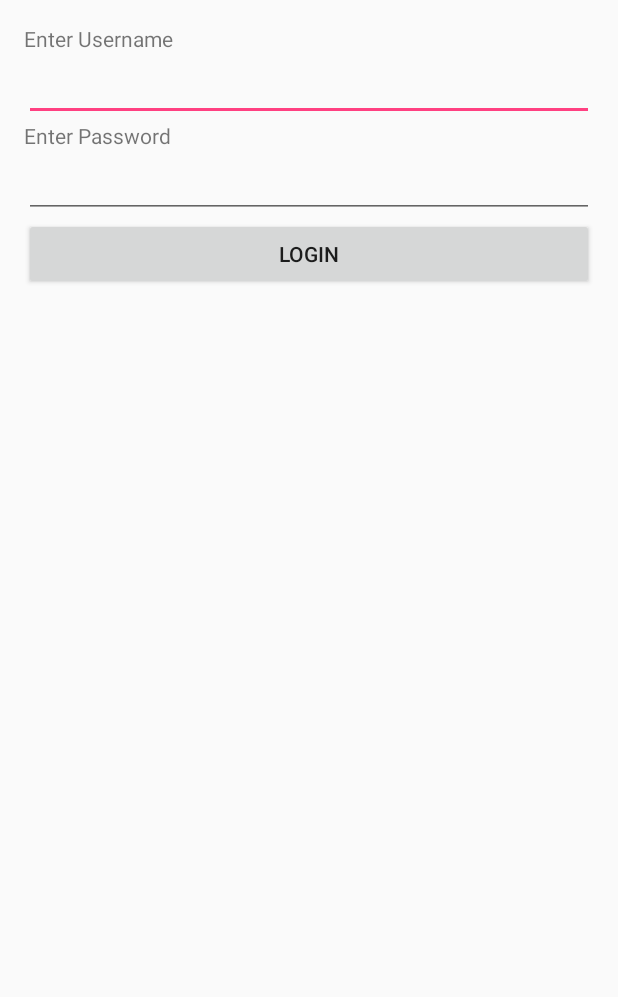
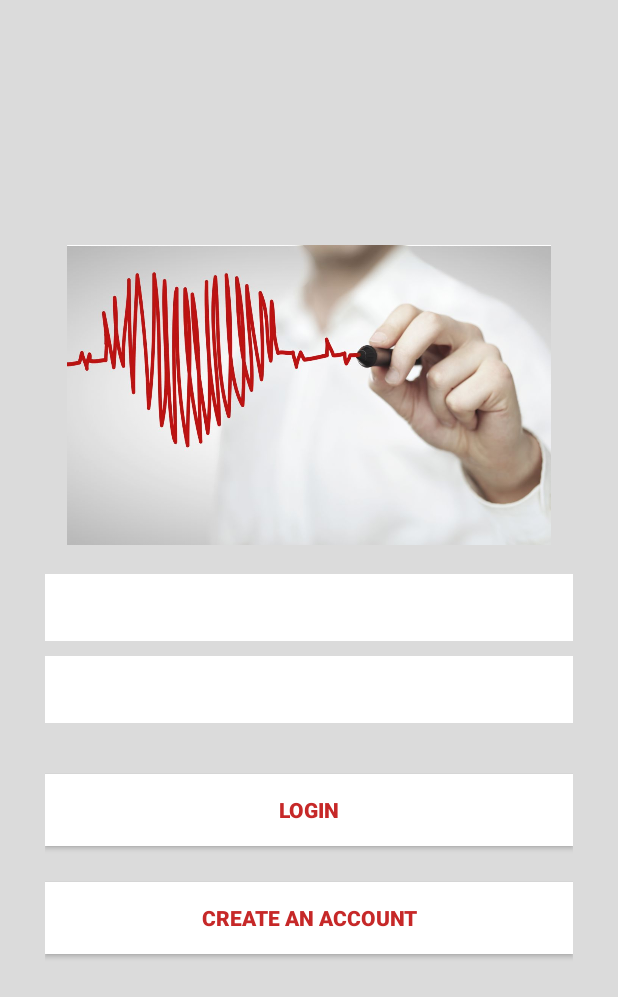
Before and after one commit to teamhealthwatch/HealthWatch, an Android app: the LoginActivity screen opened directly, with no data from a screen before it, on a phone screen of 412 x 824 dp. Shown: the top 997 px of the screen. Run offline under Robolectric (Android 15) with nearby library versions, the phone set to English and light mode, and no system bars; our stand-ins replace Volley.

Commit message:
Changed login page look

```diff
--- a/mobile/src/main/java/com/example/android/healthwatch/LoginActivity.java
+++ b/mobile/src/main/java/com/example/android/healthwatch/LoginActivity.java
@@ -43,10 +43,10 @@ public class LoginActivity extends AppCompatActivity implements View.OnClickList
         super.onCreate(savedInstanceState);
         setContentView(R.layout.activity_login);
 
-        editTextLogin = (EditText) findViewById(R.id.editTextUsername);
-        editTextPassword = (EditText) findViewById(R.id.editTextPassword);
+        editTextLogin = (EditText) findViewById(R.id.email);
+        editTextPassword = (EditText) findViewById(R.id.password);
 
-        buttonLogin = (Button) findViewById(R.id.buttonLogin);
+        buttonLogin = (Button) findViewById(R.id.btn_login);
 
         buttonLogin.setOnClickListener(this);
     }
--- a/mobile/src/main/res/layout/activity_emcontact.xml
+++ b/mobile/src/main/res/layout/activity_emcontact.xml
@@ -4,6 +4,7 @@
     android:layout_width="match_parent"
     android:layout_height="match_parent"
     android:orientation="vertical"
+    android:background="#DbDbDb"
     tools:context="com.example.android.healthwatch.EmContactActivity">
 
     <ImageView
@@ -11,9 +12,7 @@
         android:layout_width="479dp"
         android:layout_height="230dp"
         android:scaleType="centerCrop"
-        android:src="@drawable/login"
-        tools:layout_editor_absoluteX="-37dp"
-        tools:layout_editor_absoluteY="-44dp" />
+        android:src="@drawable/login"/>
 
     <LinearLayout
         android:layout_width="match_parent"
--- a/mobile/src/main/res/layout/activity_home_page.xml
+++ b/mobile/src/main/res/layout/activity_home_page.xml
@@ -1,7 +1,8 @@
 <LinearLayout xmlns:android="http://schemas.android.com/apk/res/android"
     xmlns:tools="http://schemas.android.com/tools" android:layout_width="match_parent"
     android:orientation="vertical"
-    android:layout_height="match_parent" android:paddingLeft="@dimen/activity_horizontal_margin"
+    android:layout_height="match_parent"
+    android:paddingLeft="@dimen/activity_horizontal_margin"
     android:paddingRight="@dimen/activity_horizontal_margin"
     android:paddingTop="@dimen/activity_vertical_margin"
     android:paddingBottom="@dimen/activity_vertical_margin"
--- a/mobile/src/main/res/layout/activity_login.xml
+++ b/mobile/src/main/res/layout/activity_login.xml
@@ -1,40 +1,76 @@
+<?xml version="1.0" encoding="utf-8"?>
 <LinearLayout xmlns:android="http://schemas.android.com/apk/res/android"
-    xmlns:tools="http://schemas.android.com/tools" android:layout_width="match_parent"
+    android:layout_width="fill_parent"
+    android:layout_height="fill_parent"
+    android:background="#DbDbDb"
+    android:gravity="center"
     android:orientation="vertical"
-    android:layout_height="match_parent" android:paddingLeft="@dimen/activity_horizontal_margin"
-    android:paddingRight="@dimen/activity_horizontal_margin"
-    android:paddingTop="@dimen/activity_vertical_margin"
-    android:paddingBottom="@dimen/activity_vertical_margin"
-    tools:context="com.example.android.healthwatch.LoginActivity">
+    android:padding="10dp" >
+
+    <LinearLayout
+        android:layout_width="fill_parent"
+        android:layout_height="wrap_content"
+        android:layout_gravity="center"
+        android:orientation="vertical"
+        android:paddingLeft="20dp"
+        android:paddingRight="20dp" >
+
+        <ImageView
+            android:layout_width="match_parent"
+            android:layout_height="200dp"
+            android:src="@drawable/login"/>
 
         <TextView
-        android:layout_width="wrap_content"
+            android:layout_width="match_parent"
             android:layout_height="wrap_content"
-        android:text="Enter Username"
             />
 
         <EditText
-        android:layout_width="match_parent"
+            android:id="@+id/email"
+            android:layout_width="fill_parent"
             android:layout_height="wrap_content"
-        android:id="@+id/editTextUsername"
+            android:layout_marginBottom="10dp"
+            android:background="@android:color/white"
+            android:inputType="textEmailAddress"
+            android:padding="10dp"
             android:singleLine="true" />
 
-    <TextView
-        android:layout_width="wrap_content"
+        <EditText
+            android:id="@+id/password"
+            android:layout_width="fill_parent"
             android:layout_height="wrap_content"
-        android:text="Enter Password"
-        />
-
-    <EditText
-        android:layout_width="match_parent"
-        android:layout_height="wrap_content"
-        android:id="@+id/editTextPassword"
+            android:layout_marginBottom="10dp"
+            android:background="@android:color/white"
+            android:inputType="textPassword"
+            android:padding="10dp"
             android:singleLine="true" />
 
-    <Button
-        android:layout_width="match_parent"
+
+        <android.support.v7.widget.AppCompatButton
+            android:id="@+id/btn_login"
+            android:layout_width="fill_parent"
             android:layout_height="wrap_content"
-        android:text="Login"
-        android:id="@+id/buttonLogin" />
+            android:background="@android:color/white"
+            android:textColor="#C62828"
+            android:textStyle="bold"
+            android:onClick="Signin"
+            android:layout_marginTop="24dp"
+            android:layout_marginBottom="24dp"
+            android:padding="12dp"
+            android:text="Login"/>
+
+        <android.support.v7.widget.AppCompatButton
+            android:id="@+id/btn_signup"
+            android:layout_width="fill_parent"
+            android:layout_height="wrap_content"
+            android:textColor="#C62828"
+            android:background="#ffffff"
+            android:textStyle="bold"
+            android:onClick="SignUp"
+            android:layout_marginBottom="24dp"
+            android:padding="12dp"
+            android:text="Create an account" />
 
     </LinearLayout>
+
+</LinearLayout>
--- a/wear/src/main/java/com/example/android/healthwatch/MainActivity.java
+++ b/wear/src/main/java/com/example/android/healthwatch/MainActivity.java
@@ -154,8 +154,5 @@ public class MainActivity extends Activity implements SensorEventListener{
 
             Log.i("start button", "Resume measuring");
         }
-
-
-
     }
 }
```
Also changed, not shown: mobile/src/main/res/drawable/logo.PNG (added). Lines whose indentation alone changed are shown as unchanged.
